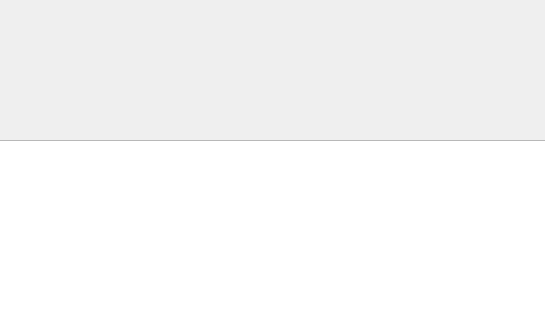
weiyl-chenjie/KMS_Active, file resource/UI/OS.ui: the form before one commit; both pictures show x 161 to 706 and y 0 to 320 of the 877 by 525 pixel window.
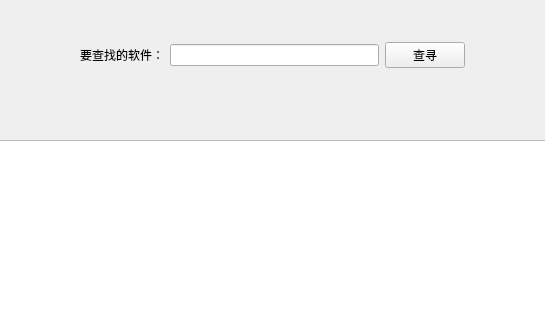
The form after the commit.

What changed in the file:
```diff
--- a/resource/UI/OS.ui
+++ b/resource/UI/OS.ui
@@ -36,6 +36,40 @@
     </rect>
    </property>
   </widget>
+  <widget class="QWidget" name="">
+   <property name="geometry">
+    <rect>
+     <x>241</x>
+     <y>40</y>
+     <width>385</width>
+     <height>30</height>
+    </rect>
+   </property>
+   <layout class="QHBoxLayout" name="horizontalLayout">
+    <item>
+     <widget class="QLabel" name="label">
+      <property name="font">
+       <font>
+        <family>华文楷体</family>
+       </font>
+      </property>
+      <property name="text">
+       <string>要查找的软件：</string>
+      </property>
+     </widget>
+    </item>
+    <item>
+     <widget class="QLineEdit" name="lineEdit"/>
+    </item>
+    <item>
+     <widget class="QPushButton" name="pushButton_Search">
+      <property name="text">
+       <string>查寻</string>
+      </property>
+     </widget>
+    </item>
+   </layout>
+  </widget>
  </widget>
  <resources/>
  <connections>
```
Left out of the diff: 17 changed lines with no effect on the pictures.
